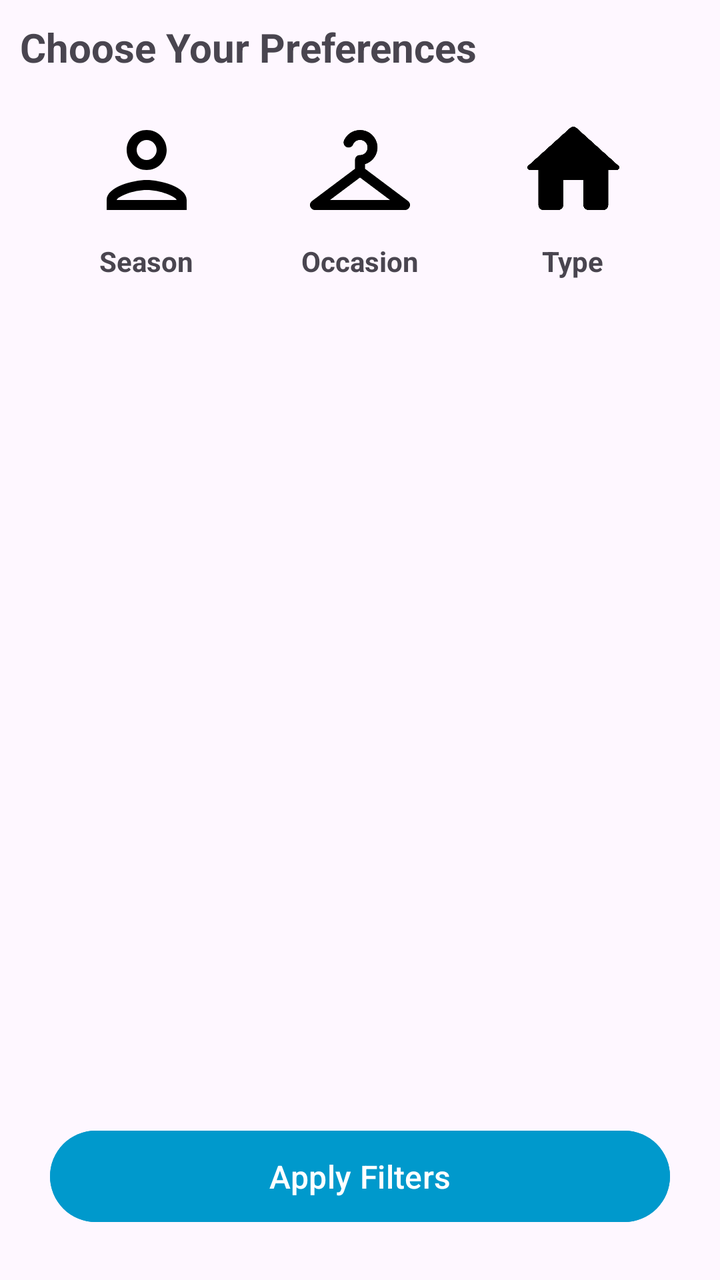
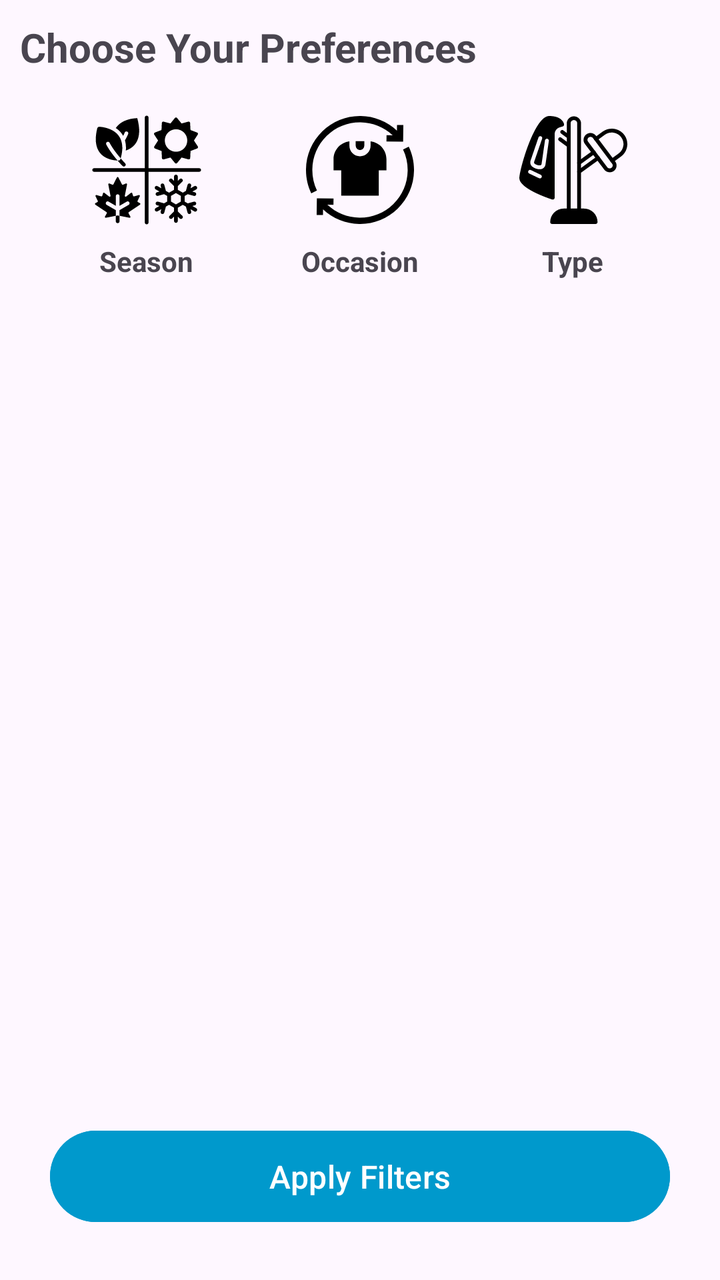

Compare the two renders of this Android layout. The source of the first and the diff that turns it into the second are given below.
<!-- AndroidManifest.xml: application theme Theme.StyleWIZ_vol2 -->
<!-- res/layout/fragment_suggestions.xml -->
<LinearLayout
    xmlns:android="http://schemas.android.com/apk/res/android"
    android:layout_width="match_parent"
    android:layout_height="match_parent"
    android:orientation="vertical"
    android:padding="10dp">

    <TextView
        android:layout_width="wrap_content"
        android:layout_height="wrap_content"
        android:text="Choose Your Preferences"
        android:textSize="20sp"
        android:textStyle="bold"/>

    <LinearLayout
        android:layout_width="match_parent"
        android:layout_height="0dp"
        android:layout_weight="1"
        android:orientation="vertical">

        <LinearLayout
            android:layout_width="match_parent"
            android:layout_height="wrap_content"
            android:layout_margin="10dp"
            android:orientation="horizontal">

            <LinearLayout
                android:id="@+id/optionSeason"
                android:layout_width="0dp"
                android:layout_height="wrap_content"
                android:layout_weight="1"
                android:orientation="vertical"
                android:gravity="center"
                android:padding="8dp">

                <ImageView
                    android:id="@+id/imgSeason"
                    android:layout_width="60dp"
                    android:layout_height="60dp"
                    android:src="@drawable/outline_person_24"
                    android:scaleType="centerCrop" />

                <TextView
                    android:layout_width="wrap_content"
                    android:layout_height="wrap_content"
                    android:text="Season"
                    android:textSize="14sp"
                    android:textStyle="bold"
                    android:paddingTop="6dp"/>
            </LinearLayout>

            <LinearLayout
                android:id="@+id/optionOccasion"
                android:layout_width="0dp"
                android:layout_height="wrap_content"
                android:layout_weight="1"
                android:orientation="vertical"
                android:gravity="center"
                android:padding="8dp">

                <ImageView
                    android:id="@+id/imgOccasion"
                    android:layout_width="60dp"
                    android:layout_height="60dp"
                    android:src="@drawable/round_checkroom_24"
                    android:scaleType="centerCrop" />

                <TextView
                    android:layout_width="wrap_content"
                    android:layout_height="wrap_content"
                    android:text="Occasion"
                    android:textSize="14sp"
                    android:textStyle="bold"
                    android:paddingTop="6dp"/>
            </LinearLayout>

            <LinearLayout
                android:id="@+id/optionType"
                android:layout_width="0dp"
                android:layout_height="wrap_content"
                android:layout_weight="1"
                android:gravity="center"
                android:orientation="vertical"
                android:padding="8dp">

                <ImageView
                    android:id="@+id/imgType"
                    android:layout_width="60dp"
                    android:layout_height="60dp"
                    android:scaleType="centerCrop"
                    android:src="@drawable/round_home_24" />

                <TextView
                    android:layout_width="wrap_content"
                    android:layout_height="wrap_content"
                    android:paddingTop="6dp"
                    android:text="Type"
                    android:textSize="14sp"
                    android:textStyle="bold" />
            </LinearLayout>
        </LinearLayout>

        <FrameLayout
            android:id="@+id/contentContainer"
            android:layout_width="match_parent"
            android:layout_height="0dp"
            android:layout_weight="1"
            android:layout_margin="10dp"/>
    </LinearLayout>

    <Button
        android:id="@+id/btnApplyFilters"
        android:layout_width="match_parent"
        android:layout_height="wrap_content"
        android:text="Apply Filters"
        android:textSize="16sp"
        android:backgroundTint="@android:color/holo_blue_dark"
        android:textColor="@android:color/white"
        android:padding="12dp"
        android:layout_margin="15dp"/>
</LinearLayout>
<!-- resources referenced by this layout -->
<resources>
  <!-- drawable outline_person_24 (drawable) -->
  <vector android:height="24dp" android:tint="#000000"
      android:viewportHeight="24" android:viewportWidth="24"
      android:width="24dp" xmlns:android="http://schemas.android.com/apk/res/android">
      <path android:fillColor="@android:color/white" android:pathData="M12,6c1.1,0 2,0.9 2,2s-0.9,2 -2,2 -2,-0.9 -2,-2 0.9,-2 2,-2m0,10c2.7,0 5.8,1.29 6,2L6,18c0.23,-0.72 3.31,-2 6,-2m0,-12C9.79,4 8,5.79 8,8s1.79,4 4,4 4,-1.79 4,-4 -1.79,-4 -4,-4zM12,14c-2.67,0 -8,1.34 -8,4v2h16v-2c0,-2.66 -5.33,-4 -8,-4z"/>
  </vector>
  <!-- drawable round_checkroom_24 (drawable) -->
  <vector android:height="24dp" android:tint="#000000"
      android:viewportHeight="24" android:viewportWidth="24"
      android:width="24dp" xmlns:android="http://schemas.android.com/apk/res/android">
      <path android:fillColor="@android:color/white" android:pathData="M21.6,18.2L13,11.75v-0.91c1.65,-0.49 2.8,-2.17 2.43,-4.05c-0.26,-1.31 -1.3,-2.4 -2.61,-2.7c-1.76,-0.4 -3.37,0.53 -4.02,1.98C8.5,6.74 8.98,7.5 9.71,7.5h0c0.39,0 0.75,-0.22 0.9,-0.57C10.84,6.38 11.37,6 12,6c0.83,0 1.5,0.67 1.5,1.5c0,0.84 -0.69,1.52 -1.53,1.5C11.43,8.99 11,9.45 11,9.99l0,1.76L2.4,18.2C1.63,18.78 2.04,20 3,20h9h9C21.96,20 22.37,18.78 21.6,18.2zM6,18l6,-4.5l6,4.5H6z"/>
  </vector>
  <!-- drawable round_home_24 (drawable) -->
  <vector android:height="24dp" android:tint="#000000"
      android:viewportHeight="24" android:viewportWidth="24"
      android:width="24dp" xmlns:android="http://schemas.android.com/apk/res/android">
      <path android:fillColor="@android:color/white" android:pathData="M10,19v-5h4v5c0,0.55 0.45,1 1,1h3c0.55,0 1,-0.45 1,-1v-7h1.7c0.46,0 0.68,-0.57 0.33,-0.87L12.67,3.6c-0.38,-0.34 -0.96,-0.34 -1.34,0l-8.36,7.53c-0.34,0.3 -0.13,0.87 0.33,0.87H5v7c0,0.55 0.45,1 1,1h3c0.55,0 1,-0.45 1,-1z"/>
  </vector>
  <style name="Theme.StyleWIZ_vol2" parent="Base.Theme.StyleWIZ_vol2" />
  <style name="Base.Theme.StyleWIZ_vol2" parent="Theme.Material3.DayNight.NoActionBar">
          
          
      </style>
</resources>

<!-- the commit's change to res/layout/fragment_suggestions.xml (unified diff, before → after) -->
@@ -37,7 +37,7 @@
                     android:id="@+id/imgSeason"
                     android:layout_width="60dp"
                     android:layout_height="60dp"
-                    android:src="@drawable/outline_person_24"
+                    android:src="@drawable/seasons_svg"
                     android:scaleType="centerCrop" />
 
                 <TextView
@@ -60,9 +60,10 @@
 
                 <ImageView
                     android:id="@+id/imgOccasion"
+                    android:padding="3dp"
                     android:layout_width="60dp"
                     android:layout_height="60dp"
-                    android:src="@drawable/round_checkroom_24"
+                    android:src="@drawable/occasion_svg"
                     android:scaleType="centerCrop" />
 
                 <TextView
@@ -85,10 +86,11 @@
 
                 <ImageView
                     android:id="@+id/imgType"
+                    android:padding="3dp"
                     android:layout_width="60dp"
                     android:layout_height="60dp"
                     android:scaleType="centerCrop"
-                    android:src="@drawable/round_home_24" />
+                    android:src="@drawable/type_svg" />
 
                 <TextView
                     android:layout_width="wrap_content"
<!-- resource entries referenced after the edit -->
@@ -1,23 +1,23 @@
 <!-- resources referenced by this layout -->
 <resources>
-  <!-- drawable outline_person_24 (drawable) -->
-  <vector android:height="24dp" android:tint="#000000"
-      android:viewportHeight="24" android:viewportWidth="24"
-      android:width="24dp" xmlns:android="http://schemas.android.com/apk/res/android">
-      <path android:fillColor="@android:color/white" android:pathData="M12,6c1.1,0 2,0.9 2,2s-0.9,2 -2,2 -2,-0.9 -2,-2 0.9,-2 2,-2m0,10c2.7,0 5.8,1.29 6,2L6,18c0.23,-0.72 3.31,-2 6,-2m0,-12C9.79,4 8,5.79 8,8s1.79,4 4,4 4,-1.79 4,-4 -1.79,-4 -4,-4zM12,14c-2.67,0 -8,1.34 -8,4v2h16v-2c0,-2.66 -5.33,-4 -8,-4z"/>
+  <!-- drawable occasion_svg (drawable) -->
+  <vector xmlns:android="http://schemas.android.com/apk/res/android" android:height="500dp" android:viewportHeight="512" android:viewportWidth="512" android:width="500dp">
+        
+      <group>
+              
+          <clip-path android:pathData="M0,0h512v512h-512z"/>
+              
+          <path android:fillColor="#000000" android:pathData="M30.02,252.99C30.83,192.62 55.09,136.19 98.34,94.08C141.59,51.96 198.65,29.21 259.02,30.02C315.78,30.78 369.87,52.87 410.83,91.38L381.88,91L381.48,121L460.47,122.05L461.53,43.06L431.53,42.66L431.17,69.34C384.8,25.84 323.62,0.88 259.42,0.02C191.04,-0.88 126.41,24.88 77.41,72.58C28.42,120.28 0.94,184.21 0.02,252.59C-0.51,292.36 7.86,330.6 24.89,366.24L51.96,353.31C36.93,321.86 29.55,288.11 30.02,252.99ZM481.98,259.02C481.17,319.38 456.91,375.81 413.66,417.92C370.41,460.04 313.35,482.79 252.98,481.98C196.22,481.22 142.13,459.13 101.17,420.61L130.12,421L130.52,391L51.53,389.95L50.47,468.94L80.47,469.34L80.83,442.66C127.2,486.16 188.38,511.12 252.58,511.98C320.96,512.88 385.59,487.12 434.59,439.42C483.58,391.71 511.06,327.79 511.98,259.41C512.51,219.64 504.14,181.4 487.1,145.76L460.04,158.69C475.07,190.14 482.45,223.89 481.98,259.02Z"/>
+              
+          <path android:fillColor="#000000" android:pathData="M344.96,377.51V257.81H381.38V204.92C381.38,161.32 348.48,125.27 306.21,120.24V140.91C306.21,168.6 283.69,191.13 256,191.13C228.31,191.13 205.79,168.6 205.79,140.91V120.24C163.52,125.27 130.63,161.32 130.63,204.92V257.81H167.04V377.51H344.96Z"/>
+              
+          <path android:fillColor="#000000" android:pathData="M256,161.13C267.14,161.13 276.21,152.06 276.21,140.91V119.61H235.79V140.91C235.79,152.06 244.86,161.13 256,161.13Z"/>
+            
+      </group>
+      
   </vector>
-  <!-- drawable round_checkroom_24 (drawable) -->
-  <vector android:height="24dp" android:tint="#000000"
-      android:viewportHeight="24" android:viewportWidth="24"
-      android:width="24dp" xmlns:android="http://schemas.android.com/apk/res/android">
-      <path android:fillColor="@android:color/white" android:pathData="M21.6,18.2L13,11.75v-0.91c1.65,-0.49 2.8,-2.17 2.43,-4.05c-0.26,-1.31 -1.3,-2.4 -2.61,-2.7c-1.76,-0.4 -3.37,0.53 -4.02,1.98C8.5,6.74 8.98,7.5 9.71,7.5h0c0.39,0 0.75,-0.22 0.9,-0.57C10.84,6.38 11.37,6 12,6c0.83,0 1.5,0.67 1.5,1.5c0,0.84 -0.69,1.52 -1.53,1.5C11.43,8.99 11,9.45 11,9.99l0,1.76L2.4,18.2C1.63,18.78 2.04,20 3,20h9h9C21.96,20 22.37,18.78 21.6,18.2zM6,18l6,-4.5l6,4.5H6z"/>
-  </vector>
-  <!-- drawable round_home_24 (drawable) -->
-  <vector android:height="24dp" android:tint="#000000"
-      android:viewportHeight="24" android:viewportWidth="24"
-      android:width="24dp" xmlns:android="http://schemas.android.com/apk/res/android">
-      <path android:fillColor="@android:color/white" android:pathData="M10,19v-5h4v5c0,0.55 0.45,1 1,1h3c0.55,0 1,-0.45 1,-1v-7h1.7c0.46,0 0.68,-0.57 0.33,-0.87L12.67,3.6c-0.38,-0.34 -0.96,-0.34 -1.34,0l-8.36,7.53c-0.34,0.3 -0.13,0.87 0.33,0.87H5v7c0,0.55 0.45,1 1,1h3c0.55,0 1,-0.45 1,-1z"/>
-  </vector>
+  <!-- drawable seasons_svg: vector/xml drawable (drawable, 9070 chars, omitted) -->
+  <!-- drawable type_svg: vector/xml drawable (drawable, 7218 chars, omitted) -->
   <style name="Theme.StyleWIZ_vol2" parent="Base.Theme.StyleWIZ_vol2" />
   <style name="Base.Theme.StyleWIZ_vol2" parent="Theme.Material3.DayNight.NoActionBar">
           
